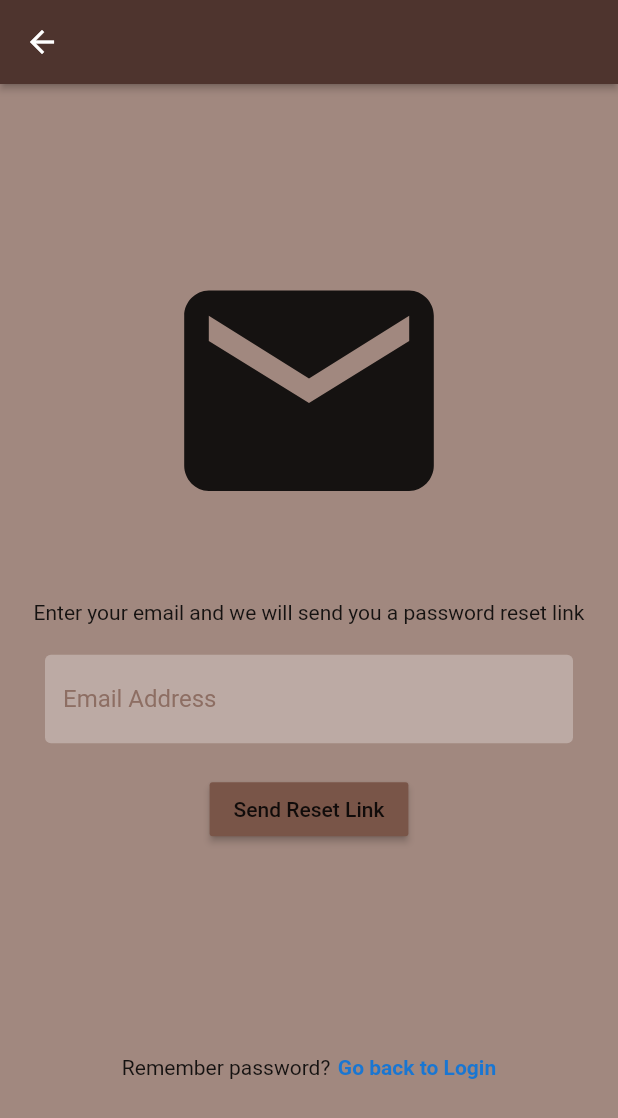
After one commit to GAmuzak/bubble_tea_app, a Flutter app: the ResetPassword screen opened directly, on a phone screen of 412 x 824 dp. The commit adds this screen. Shown: the top 1118 px of the screen. Run offline on Flutter 3.47's test engine with Material 2 defaults, Android fonts, the phone set to English and light mode, and no system bars; our stand-ins replace firebase_auth, firebase_core, google_sign_in; accounts and stored records are empty; network calls fail.

Commit message:
reset password setup

```diff
--- a/lib/components/switch_page.dart
+++ b/lib/components/switch_page.dart
@@ -1,7 +1,6 @@
 // ignore_for_file: prefer_const_literals_to_create_immutables, prefer_const_constructors, prefer_const_constructors_in_immutables
 
 import 'package:flutter/material.dart';
-import '../pages/login.dart';
 
 class SwitchPage extends StatelessWidget {
   const SwitchPage({
--- /dev/null
+++ b/lib/pages/reset_password.dart
@@ -0,0 +1,82 @@
+// ignore_for_file: prefer_const_literals_to_create_immutables, prefer_const_constructors
+
+import 'package:firebase_auth/firebase_auth.dart';
+import 'package:flutter/material.dart';
+
+import '../components/data_field.dart';
+
+class ResetPassword extends StatefulWidget {
+  const ResetPassword({super.key});
+
+  @override
+  State<ResetPassword> createState() => _ResetPasswordState();
+}
+
+class _ResetPasswordState extends State<ResetPassword> {
+  final usernameController = TextEditingController();
+
+  Future passwordReset() async{
+    try{
+      await FirebaseAuth.instance.
+      sendPasswordResetEmail(email: usernameController.text.trim());
+    } on FirebaseAuthException catch (e){
+      print(e);
+    }
+  }
+
+  @override
+  void dispose(){
+    usernameController.dispose();
+    super.dispose();
+  }
+
+  @override
+  Widget build(BuildContext context) {
+    return Scaffold(
+      appBar: AppBar(
+        backgroundColor: Colors.brown[800],
+        elevation: 2,
+      ),
+      resizeToAvoidBottomInset : false,
+      backgroundColor: Colors.brown[300],
+      body: Column(
+        mainAxisAlignment: MainAxisAlignment.center,
+        children: [
+          Icon(Icons.mail, size: 200),
+          SizedBox(height: 40),
+          Text("Enter your email and we will send you a password reset link"),
+          SizedBox(height: 20),
+          UserDataField(
+            controller: usernameController,
+            hintText: "Email Address",
+            obscureText: false,
+          ),
+          SizedBox(height: 20),
+          MaterialButton(onPressed: (){
+              //TODO: Send mail
+            },
+            color: Colors.brown,
+            child: Text("Send Reset Link"),
+          ),
+          SizedBox(height: 140),
+          Row(
+            mainAxisAlignment: MainAxisAlignment.center,
+            children: [
+              Text("Remember password?"),
+              SizedBox(width: 5,),
+              GestureDetector(
+                onTap: () {
+                  Navigator.pop(context);
+                },
+                child: Text(
+                  "Go back to Login",
+                  style: TextStyle(color: Colors.blue[700], fontWeight: FontWeight.bold),
+                ),
+              )
+            ],
+          )
+        ],
+      ),
+    );
+  }
+}
--- a/pubspec.yaml
+++ b/pubspec.yaml
@@ -37,6 +37,7 @@ dependencies:
   cupertino_icons: ^1.0.2
   firebase_core: ^2.14.0
   firebase_auth: ^4.6.3
+  google_sign_in: ^6.1.4
 
 dev_dependencies:
   flutter_test:
```
Also changed, not shown: lib/components/forgot_password.dart (added, +35 -0 lines), lib/components/square_tile.dart (+6 -2 lines), lib/pages/login.dart (+21 -17 lines), lib/pages/register.dart (+9 -2 lines), lib/services/auth_service.dart (added, +20 -0 lines), pubspec.lock, 1 other file.
